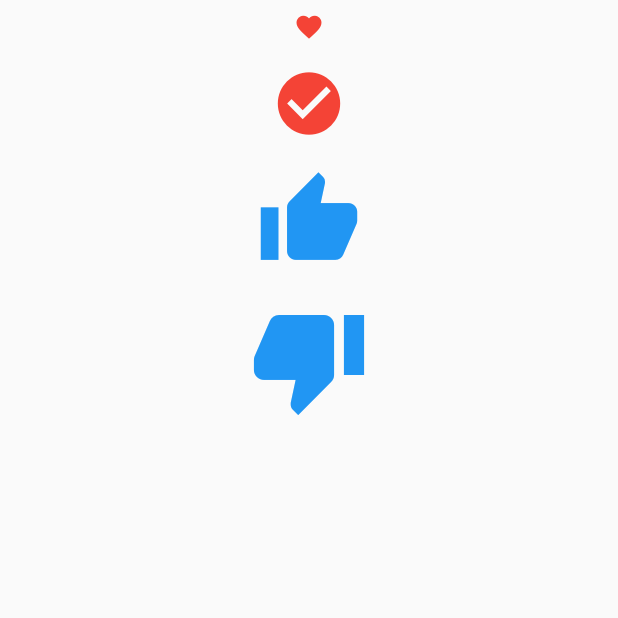
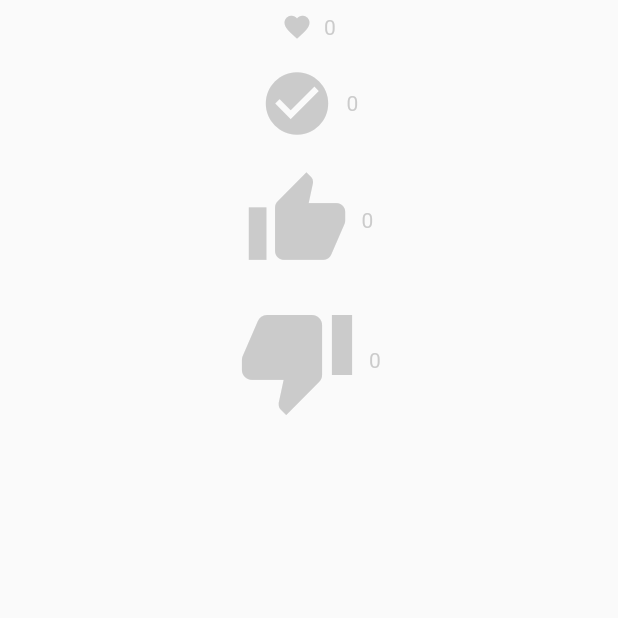
Before and after one commit to mantreshkhurana/selectable_icon, a Flutter app: the screen it shows after launch, on a phone screen of 412 x 824 dp, the top half of it. Run offline on Flutter 3.47's test engine with Material 2 defaults, Android fonts, the phone set to English and light mode, and no system bars.

Commit message:
`v1.0.1` Update

```diff
--- a/example/lib/main.dart
+++ b/example/lib/main.dart
@@ -25,10 +25,17 @@ class MyHomePage extends StatefulWidget {
 }
 
 class _MyHomePageState extends State<MyHomePage> {
-  bool isSelected = true;
-  bool isSelected2 = true;
-  bool isSelected3 = true;
-  bool isSelected4 = true;
+  bool isSelected = false;
+  int count = 0;
+
+  bool isSelected2 = false;
+  int count2 = 0;
+
+  bool isSelected3 = false;
+  int count3 = 0;
+
+  bool isSelected4 = false;
+  int count4 = 0;
 
   @override
   Widget build(BuildContext context) {
@@ -37,18 +44,30 @@ class _MyHomePageState extends State<MyHomePage> {
         children: [
           Center(
             child: SelectableIcon(
+              count: count,
               onTap: () {
                 setState(() {
                   isSelected = !isSelected;
+                  if (isSelected) {
+                    count++;
+                  } else {
+                    count--;
+                  }
                 });
               },
               isSelected: isSelected,
             ),
           ),
           SelectableIcon(
+            count: count2,
             onTap: () {
               setState(() {
                 isSelected2 = !isSelected2;
+                if (isSelected2) {
+                  count2++;
+                } else {
+                  count2--;
+                }
               });
             },
             isSelected: isSelected2,
@@ -57,9 +76,15 @@ class _MyHomePageState extends State<MyHomePage> {
             size: 50,
           ),
           SelectableIcon(
+            count: count3,
             onTap: () {
               setState(() {
                 isSelected3 = !isSelected3;
+                if (isSelected3) {
+                  count3++;
+                } else {
+                  count3--;
+                }
               });
             },
             isSelected: isSelected3,
@@ -68,14 +93,19 @@ class _MyHomePageState extends State<MyHomePage> {
             size: 70,
             selectedColor: Colors.blue,
             unSelectedColor: Colors.grey,
-            count: 10,
             animationDuration: const Duration(milliseconds: 500),
             padding: const EdgeInsets.all(10),
           ),
           SelectableIcon(
+            count: count4,
             onTap: () {
               setState(() {
                 isSelected4 = !isSelected4;
+                if (isSelected4) {
+                  count4++;
+                } else {
+                  count4--;
+                }
               });
             },
             isSelected: isSelected4,
--- a/lib/selectable_icon.dart
+++ b/lib/selectable_icon.dart
@@ -19,9 +19,17 @@ class SelectableIcon extends StatelessWidget {
   /// Icon to be displayed when the [SelectableIcon] widget is not selected.
   final unSelectedIcon;
 
+  /// Color of the icon when the [SelectableIcon] widget is selected.
   final Color selectedColor;
 
+  /// Color of the icon when the [SelectableIcon] widget is not selected.
   final Color unSelectedColor;
+
+  /// Style of the text.
+  final TextStyle style;
+
+  /// Padding of the text.
+  final EdgeInsetsGeometry countPadding;
 
   /// Count of the [SelectableIcon] widget.
   final int count;
@@ -42,6 +50,11 @@ class SelectableIcon extends StatelessWidget {
     this.selectedColor = Colors.red,
     this.unSelectedIcon = Icons.favorite,
     this.unSelectedColor = Colors.grey,
+    this.style = const TextStyle(
+      fontSize: 14,
+      color: Colors.grey,
+    ),
+    this.countPadding = const EdgeInsets.only(left: 8),
     required this.onTap,
     required this.isSelected,
   }) : super(key: key);
@@ -57,15 +70,39 @@ class SelectableIcon extends StatelessWidget {
           child: Padding(
             padding: padding,
             child: isSelected
-                ? Icon(
+                ? Row(
+                    mainAxisAlignment: MainAxisAlignment.center,
+                    children: [
+                      Icon(
                         selectedIcon,
                         size: size,
                         color: selectedColor,
+                      ),
+                      Padding(
+                        padding: countPadding,
+                        child: Text(
+                          count.toString(),
+                          style: style,
+                        ),
+                      ),
+                    ],
                   )
-                : Icon(
+                : Row(
+                    mainAxisAlignment: MainAxisAlignment.center,
+                    children: [
+                      Icon(
                         unSelectedIcon,
                         size: size,
                         color: unSelectedColor,
+                      ),
+                      Padding(
+                        padding: countPadding,
+                        child: Text(
+                          count.toString(),
+                          style: style,
+                        ),
+                      ),
+                    ],
                   ),
           ),
         ),
--- a/pubspec.yaml
+++ b/pubspec.yaml
@@ -1,6 +1,6 @@
 name: selectable_icon
 description: A flutter package that will allow you to create a selectable icon with multiple customizations.
-version: 1.0.0
+version: 1.0.1
 homepage: https://github.com/mantreshkhurana/selectable_icon
 repository: https://github.com/mantreshkhurana/selectable_icon
 
```
Also changed, not shown: example/pubspec.lock, 3 other files. Lines whose indentation alone changed are shown as unchanged.
